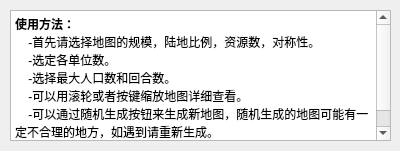
The window that src/deep_blue/helpdlg2.ui (EESAST/teamstyle16) describes before a commit, drawn with Qt 5.
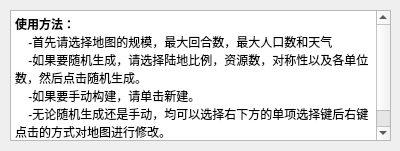
The same window after the commit.

```diff
--- a/src/deep_blue/helpdlg2.ui
+++ b/src/deep_blue/helpdlg2.ui
@@ -28,11 +28,10 @@
 p, li { white-space: pre-wrap; }
 &lt;/style&gt;&lt;/head&gt;&lt;body style=&quot; font-family:'SimSun'; font-size:9pt; font-weight:400; font-style:normal;&quot;&gt;
 &lt;p style=&quot; margin-top:0px; margin-bottom:0px; margin-left:0px; margin-right:0px; -qt-block-indent:0; text-indent:0px;&quot;&gt;&lt;span style=&quot; font-weight:600;&quot;&gt;使用方法：&lt;/span&gt;&lt;/p&gt;
-&lt;p style=&quot; margin-top:0px; margin-bottom:0px; margin-left:0px; margin-right:0px; -qt-block-indent:0; text-indent:0px;&quot;&gt;    -首先请选择地图的规模，陆地比例，资源数，对称性。&lt;/p&gt;
-&lt;p style=&quot; margin-top:0px; margin-bottom:0px; margin-left:0px; margin-right:0px; -qt-block-indent:0; text-indent:0px;&quot;&gt;    -选定各单位数。&lt;/p&gt;
-&lt;p style=&quot; margin-top:0px; margin-bottom:0px; margin-left:0px; margin-right:0px; -qt-block-indent:0; text-indent:0px;&quot;&gt;    -选择最大人口数和回合数。&lt;/p&gt;
-&lt;p style=&quot; margin-top:0px; margin-bottom:0px; margin-left:0px; margin-right:0px; -qt-block-indent:0; text-indent:0px;&quot;&gt;    -可以用滚轮或者按键缩放地图详细查看。&lt;/p&gt;
-&lt;p style=&quot; margin-top:0px; margin-bottom:0px; margin-left:0px; margin-right:0px; -qt-block-indent:0; text-indent:0px;&quot;&gt;    -可以通过随机生成按钮来生成新地图，随机生成的地图可能有一定不合理的地方，如遇到请重新生成。&lt;/p&gt;
+&lt;p style=&quot; margin-top:0px; margin-bottom:0px; margin-left:0px; margin-right:0px; -qt-block-indent:0; text-indent:0px;&quot;&gt;    -首先请选择地图的规模，最大回合数，最大人口数和天气&lt;/p&gt;
+&lt;p style=&quot; margin-top:0px; margin-bottom:0px; margin-left:0px; margin-right:0px; -qt-block-indent:0; text-indent:0px;&quot;&gt;    -如果要随机生成，请选择陆地比例，资源数，对称性以及各单位数，然后点击随机生成。&lt;/p&gt;
+&lt;p style=&quot; margin-top:0px; margin-bottom:0px; margin-left:0px; margin-right:0px; -qt-block-indent:0; text-indent:0px;&quot;&gt;    -如果要手动构建，请单击新建。&lt;/p&gt;
+&lt;p style=&quot; margin-top:0px; margin-bottom:0px; margin-left:0px; margin-right:0px; -qt-block-indent:0; text-indent:0px;&quot;&gt;    -无论随机生成还是手动，均可以选择右下方的单项选择键后右键点击的方式对地图进行修改。&lt;/p&gt;
 &lt;p style=&quot; margin-top:0px; margin-bottom:0px; margin-left:0px; margin-right:0px; -qt-block-indent:0; text-indent:0px;&quot;&gt;    -一定记得保存。&lt;/p&gt;&lt;/body&gt;&lt;/html&gt;</string>
    </property>
   </widget>
```
